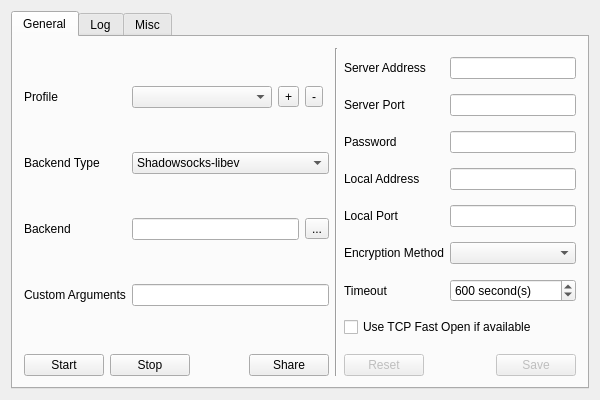
Before: the Qt Designer form src/mainwindow.ui in shadowsocks/shadowsocks-qt5, drawn with Qt 5.
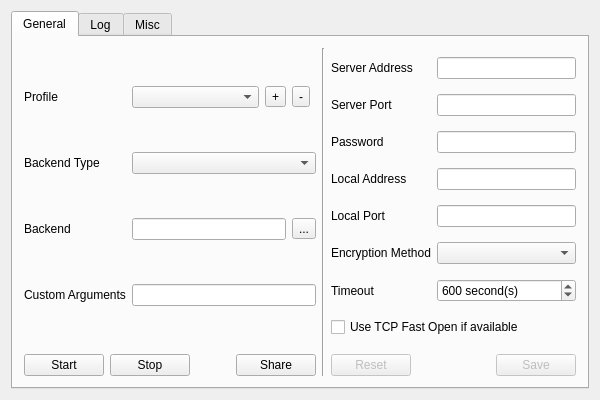
After: the same form once the commit is applied. Icons and pictures are not drawn.

What changed in the file:
```diff
--- a/src/mainwindow.ui
+++ b/src/mainwindow.ui
@@ -180,6 +180,9 @@
          <layout class="QGridLayout" name="gridLayout_l">
           <item row="1" column="1" colspan="4">
            <widget class="QComboBox" name="backendTypeCombo">
+            <property name="currentIndex">
+             <number>-1</number>
+            </property>
             <item>
              <property name="text">
               <string>Shadowsocks-libev</string>
@@ -202,7 +205,7 @@
             </item>
             <item>
              <property name="text">
-              <string>Shadowsocks-libshadowsocks</string>
+              <string>libQtShadowsocks</string>
              </property>
             </item>
            </widget>
```
